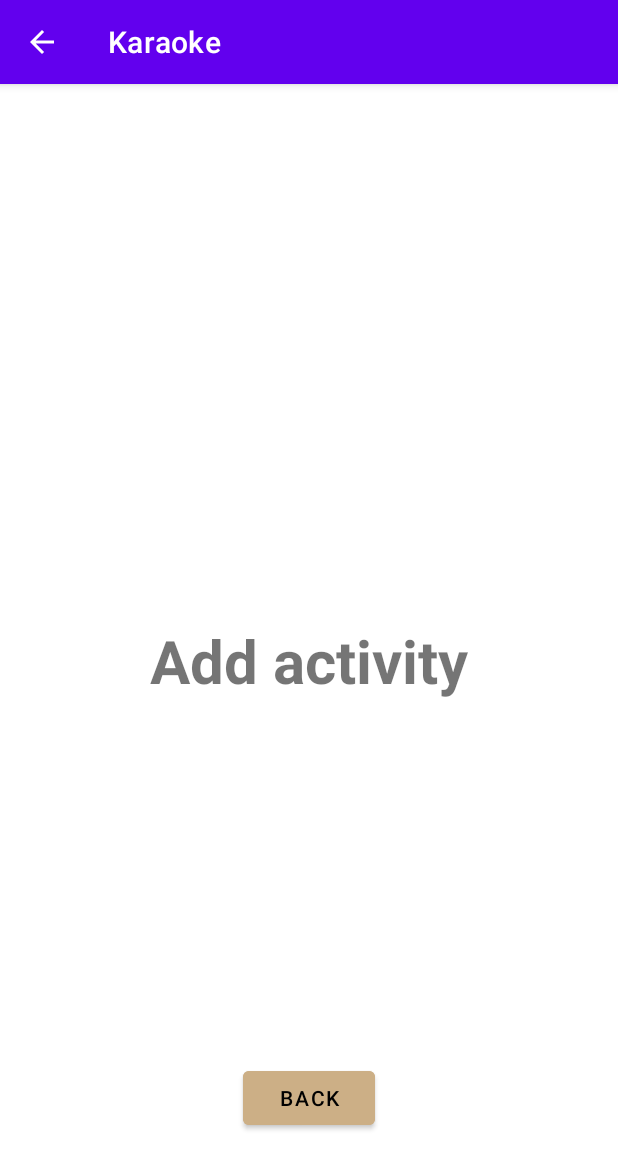
After one commit to Deuqz/Karaoke-android, an Android app: the AddSongActivity screen opened directly, with no data from a screen before it, on a phone screen of 412 x 824 dp. The commit adds this screen. Shown: the top 1169 px of the screen. Run offline under Robolectric (Android 15) with nearby library versions, the phone set to English and light mode, and no system bars.

Commit message:
add track activity

```diff
--- /dev/null
+++ b/app/src/main/java/com/example/karaoke_android/AddSongActivity.java
@@ -0,0 +1,31 @@
+package com.example.karaoke_android;
+
+import android.content.Intent;
+import android.os.Bundle;
+import android.os.Parcelable;
+import android.widget.Button;
+
+import androidx.appcompat.app.AppCompatActivity;
+
+import database.DataBase;
+import database.FilesDatabase;
+import database.User;
+
+public class AddSongActivity extends AppCompatActivity {
+
+    DataBase database;
+
+    @Override
+    protected void onCreate(Bundle savedInstanceState) {
+        super.onCreate(savedInstanceState);
+        setContentView(R.layout.activity_add_song);
+        database = new FilesDatabase(getApplicationContext());
+        User user = getIntent().getParcelableExtra("User");
+        Button backButton = findViewById(R.id.backButton);
+        backButton.setOnClickListener(v -> {
+            Intent intent = new Intent(this, com.example.karaoke_android.MainActivity.class);
+            intent.putExtra("User", (Parcelable) user);
+            startActivity(intent);
+        });
+    }
+}
--- a/app/src/main/java/com/example/karaoke_android/ProfileFragment.java
+++ b/app/src/main/java/com/example/karaoke_android/ProfileFragment.java
@@ -2,6 +2,7 @@ package com.example.karaoke_android;
 
 import android.content.Intent;
 import android.os.Bundle;
+import android.os.Parcelable;
 import android.view.LayoutInflater;
 import android.view.View;
 import android.view.ViewGroup;
@@ -48,8 +49,8 @@ public class ProfileFragment extends Fragment {
         listView.setAdapter(trackAdapter);
         listView.setOnItemClickListener((adapterView, view1, i, l) -> {
             Intent intent = new Intent(getActivity(), SongActivity.class);
-//            TODO send track
-//            intent.putExtra("trackName", user.getTrackList().get(i).toString());
+            intent.putExtra("Track", (Parcelable) user.getTrackList().get(i));
+            intent.putExtra("User", (Parcelable) user);
             startActivity(intent);
         });
         return view;
--- /dev/null
+++ b/app/src/main/res/layout/activity_add_song.xml
@@ -0,0 +1,34 @@
+<?xml version="1.0" encoding="utf-8"?>
+<androidx.constraintlayout.widget.ConstraintLayout xmlns:android="http://schemas.android.com/apk/res/android"
+    xmlns:app="http://schemas.android.com/apk/res-auto"
+    xmlns:tools="http://schemas.android.com/tools"
+    android:layout_width="match_parent"
+    android:layout_height="match_parent">
+
+    <TextView
+        android:layout_width="wrap_content"
+        android:layout_height="wrap_content"
+        android:layout_centerInParent="true"
+        android:text="Add activity"
+        android:textSize="40dp"
+        android:textStyle="bold"
+        app:layout_constraintBottom_toBottomOf="parent"
+        app:layout_constraintEnd_toEndOf="parent"
+        app:layout_constraintHorizontal_bias="0.5"
+        app:layout_constraintStart_toStartOf="parent"
+        app:layout_constraintTop_toTopOf="parent"
+        tools:ignore="MissingConstraints" />
+
+    <Button
+        android:id="@+id/backButton"
+        android:layout_width="wrap_content"
+        android:layout_height="wrap_content"
+        android:backgroundTint="#CCAF86"
+        android:text="@string/back"
+        android:textColor="#000000"
+        app:layout_constraintBottom_toBottomOf="parent"
+        app:layout_constraintEnd_toEndOf="parent"
+        app:layout_constraintStart_toStartOf="parent"
+        app:layout_constraintTop_toTopOf="parent"
+        app:layout_constraintVertical_bias="0.906" />
+</androidx.constraintlayout.widget.ConstraintLayout>
--- a/app/src/main/res/values/strings.xml
+++ b/app/src/main/res/values/strings.xml
@@ -21,4 +21,5 @@
     <string name="email_text">Email</string>
     <string name="plus">+</string>
     <string name="back">back</string>
+    <string name="add">+</string>
 </resources>
```
Also changed, not shown: app/src/main/AndroidManifest.xml (+7 -0 lines), app/src/main/java/com/example/karaoke_android/MusicFragment.java (+14 -1 lines), app/src/main/res/layout/fragment_music.xml (+18 -2 lines).
